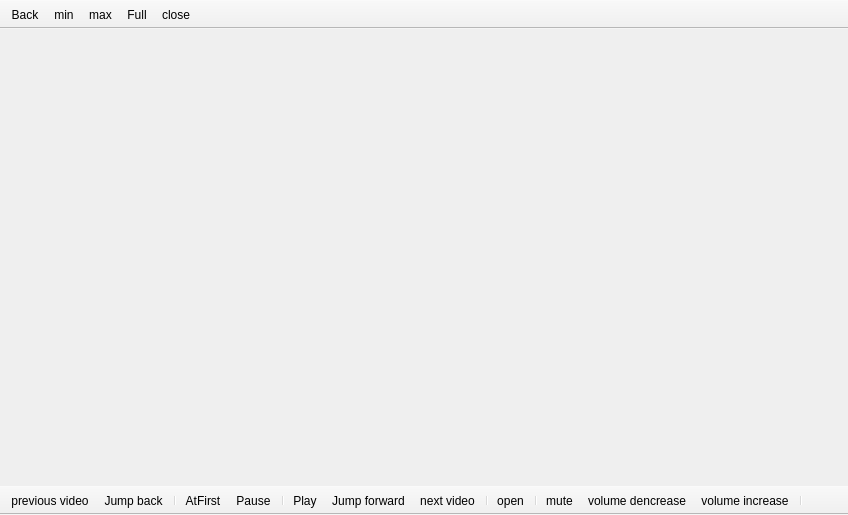
Above: choosetoplay.ui from MohammadOshkooh/MediaPlayer before the change. Below: the same form after it.
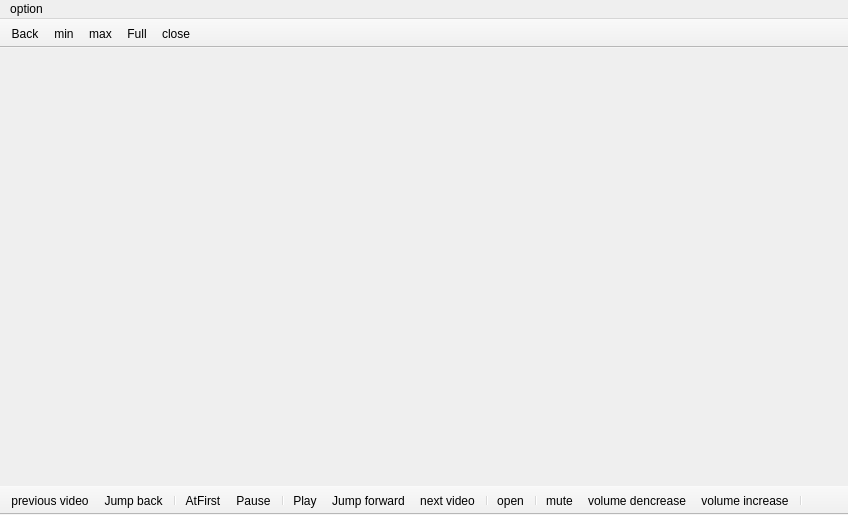
That is the form after the change. Icons and pictures are not drawn.

The edit to the form file:
```diff
--- a/choosetoplay.ui
+++ b/choosetoplay.ui
@@ -72,6 +72,34 @@
    <addaction name="actionFull"/>
    <addaction name="actionclose"/>
   </widget>
+  <widget class="QMenuBar" name="menuBar">
+   <property name="geometry">
+    <rect>
+     <x>0</x>
+     <y>0</y>
+     <width>848</width>
+     <height>20</height>
+    </rect>
+   </property>
+   <widget class="QMenu" name="menuoption">
+    <property name="title">
+     <string>option</string>
+    </property>
+    <widget class="QMenu" name="menuspeed">
+     <property name="title">
+      <string>speed</string>
+     </property>
+     <addaction name="actionRate0_5"/>
+     <addaction name="actionRate0_75"/>
+     <addaction name="actionRate1_0"/>
+     <addaction name="actionRate1_5"/>
+     <addaction name="actionRate2"/>
+     <addaction name="actionRate2_5"/>
+    </widget>
+    <addaction name="menuspeed"/>
+   </widget>
+   <addaction name="menuoption"/>
+  </widget>
   <action name="actionaAtFirst">
    <property name="icon">
     <iconset resource="img.qrc">
```
Left out of the diff: 35 changed lines with no effect on the pictures.
